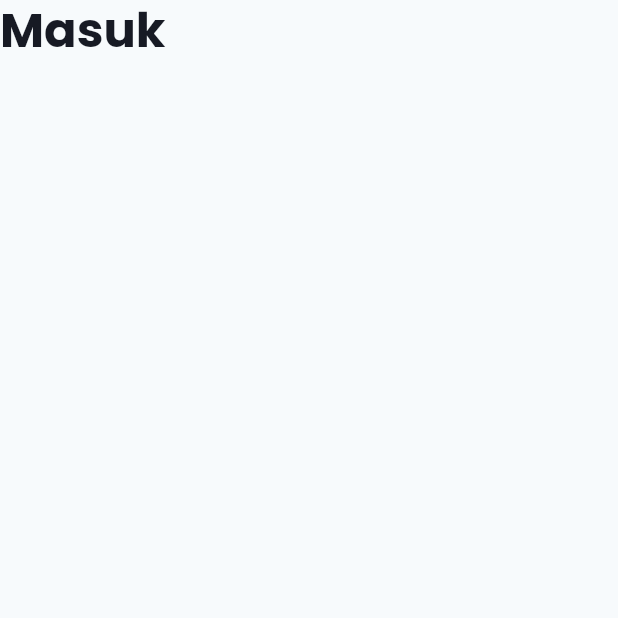
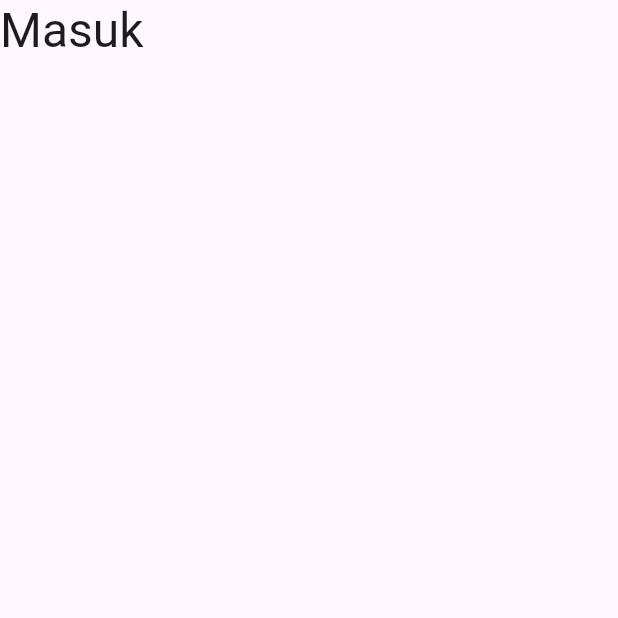
Before and after one commit to bayurkp/pesse, a Flutter app: the screen it shows after launch, on a phone screen of 412 x 824 dp, the top half of it. Run offline on Flutter 3.47's test engine with Material 3 defaults, Android fonts, the light colour scheme and no system bars; statements that could not run were skipped.

Commit message:
feat: add themes

```diff
--- a/lib/themes/colors.dart
+++ b/lib/themes/colors.dart
@@ -14,34 +14,28 @@
   static const red = Color(0xFFCC0000);
 
   // Grays
-  static const gray50 = Color(0xFFF7FAFC);
-  static const gray100 = Color(0xFFE5EAFE);
-  static const gray200 = Color(0xFFCED4EE);
-  static const gray300 = Color(0xFFADB5C7);
-  static const gray400 = Color(0xFF8899A6);
-  static const gray500 = Color(0xFF687587);
-  static const gray600 = Color(0xFF4B5563);
-  static const gray700 = Color(0xFF374151);
-  static const gray800 = Color(0xFF1B2631);
-  static const gray900 = Color(0xFF171A24);
+  static const Color gray50 = Color(0xFFFAFAFA);
+  static const Color gray100 = Color(0xFFF5F5F5);
+  static const Color gray200 = Color(0xFFEEEEEE);
+  static const Color gray300 = Color(0xFFE0E0E0);
+  static const Color gray400 = Color(0xFFBDBDBD);
+  static const Color gray500 = Color(0xFF9E9E9E);
+  static const Color gray600 = Color(0xFF757575);
+  static const Color gray700 = Color(0xFF616161);
+  static const Color gray800 = Color(0xFF424242);
+  static const Color gray900 = Color(0xFF212121);
 
   // General Theme Colors
   static const primary = polynesianBlue;
-  static const onPrimary = black;
+  static const onPrimary = white;
   static const secondary = mikadoYellow;
   static const onSecondary = black;
   static const error = red;
   static const onError = white;
 
   // Light Theme Colors
-  static const lightBackground = white;
-  static const lightOnBackground = black;
-  static const lightSurface = gray50;
-  static const lightOnSurface = gray900;
-
-  // Dark Theme Colors
-  static const darkBackground = gray900;
-  static const darkOnBackground = white;
-  static const darkSurface = gray800;
-  static const darkOnSurface = white;
+  static const background = white;
+  static const onBackground = black;
+  static const surface = gray100;
+  static const onSurface = gray600;
 }
--- /dev/null
+++ b/lib/themes/input_decoration_theme.dart
@@ -0,0 +1,32 @@
+import 'package:flutter/material.dart';
+import 'package:pesse/themes/colors.dart';
+import 'package:pesse/themes/text_theme.dart';
+
+class PesseInputDecorationTheme {
+  PesseInputDecorationTheme._();
+
+  static InputDecorationTheme inputDecorationTheme = InputDecorationTheme(
+    contentPadding: const EdgeInsets.all(20.0),
+    hintStyle: PesseTextTheme.textTheme.bodyMedium!.copyWith(
+      fontWeight: FontWeight.w500,
+    ),
+    fillColor: PesseColors.surface,
+    filled: true,
+    enabledBorder: OutlineInputBorder(
+      borderSide: BorderSide(
+        color: PesseColors.white.withOpacity(0.0),
+      ),
+      borderRadius: const BorderRadius.all(
+        Radius.circular(15.0),
+      ),
+    ),
+    focusedBorder: OutlineInputBorder(
+      borderSide: BorderSide(
+        color: PesseColors.white.withOpacity(0.0),
+      ),
+      borderRadius: const BorderRadius.all(
+        Radius.circular(15.0),
+      ),
+    ),
+  );
+}
--- /dev/null
+++ b/lib/themes/text_button_theme.dart
@@ -0,0 +1,18 @@
+import 'package:flutter/material.dart';
+import 'package:pesse/themes/colors.dart';
+
+class PesseTextButtonTheme {
+  PesseTextButtonTheme._();
+
+  static TextButtonThemeData textButtonTheme = TextButtonThemeData(
+    style: ButtonStyle(
+      shape: MaterialStateProperty.all<RoundedRectangleBorder>(
+        RoundedRectangleBorder(
+          borderRadius: BorderRadius.circular(20.0),
+        ),
+      ),
+      backgroundColor: MaterialStateProperty.all<Color>(PesseColors.primary),
+      foregroundColor: MaterialStateProperty.all<Color>(PesseColors.onPrimary),
+    ),
+  );
+}
--- a/lib/themes/text_theme.dart
+++ b/lib/themes/text_theme.dart
@@ -1,4 +1,5 @@
 import 'package:flutter/material.dart';
+import 'package:pesse/themes/colors.dart';
 
 class PesseTextTheme {
   PesseTextTheme._();
@@ -21,6 +22,7 @@
       fontSize: 32,
       letterSpacing: 0,
       fontWeight: FontWeight.w700,
+      color: PesseColors.primary,
     ),
     headlineMedium: TextStyle(
       fontSize: 28,
@@ -49,6 +51,7 @@
     bodyLarge: TextStyle(
       fontSize: 16,
       letterSpacing: 0.5,
+      color: PesseColors.black,
     ),
     bodyMedium: TextStyle(
       fontSize: 14,
--- a/lib/themes/theme.dart
+++ b/lib/themes/theme.dart
@@ -1,11 +1,13 @@
 import 'package:flutter/material.dart';
 import 'package:pesse/themes/colors.dart';
+import 'package:pesse/themes/input_decoration_theme.dart';
+import 'package:pesse/themes/text_button_theme.dart';
 import 'package:pesse/themes/text_theme.dart';
 
 class PesseTheme {
   PesseTheme._();
 
-  static final lightTheme = ThemeData(
+  static final theme = ThemeData(
     useMaterial3: true,
     fontFamily: 'Poppins',
     colorScheme: const ColorScheme(
@@ -16,30 +18,13 @@
       onSecondary: PesseColors.onSecondary,
       error: PesseColors.error,
       onError: PesseColors.onError,
-      background: PesseColors.lightBackground,
-      onBackground: PesseColors.lightOnBackground,
-      surface: PesseColors.lightSurface,
-      onSurface: PesseColors.lightOnSurface,
+      background: PesseColors.background,
+      onBackground: PesseColors.onBackground,
+      surface: PesseColors.surface,
+      onSurface: PesseColors.onSurface,
     ),
     textTheme: PesseTextTheme.textTheme,
-  );
-
-  static final darkTheme = ThemeData(
-    useMaterial3: true,
-    fontFamily: 'Poppins',
-    colorScheme: const ColorScheme(
-      brightness: Brightness.dark,
-      primary: PesseColors.primary,
-      onPrimary: PesseColors.onPrimary,
-      secondary: PesseColors.secondary,
-      onSecondary: PesseColors.onSecondary,
-      error: PesseColors.error,
-      onError: PesseColors.onError,
-      background: PesseColors.darkBackground,
-      onBackground: PesseColors.darkOnBackground,
-      surface: PesseColors.darkSurface,
-      onSurface: PesseColors.darkOnSurface,
-    ),
-    textTheme: PesseTextTheme.textTheme,
+    textButtonTheme: PesseTextButtonTheme.textButtonTheme,
+    inputDecorationTheme: PesseInputDecorationTheme.inputDecorationTheme,
   );
 }
--- /dev/null
+++ b/lib/themes/theme_extension.dart
@@ -0,0 +1,25 @@
+import 'package:flutter/material.dart';
+import 'package:pesse/themes/colors.dart';
+
+extension ThemeExtension on BuildContext {
+  // Text Theme
+  TextStyle get display => Theme.of(this).textTheme.displayLarge!;
+  TextStyle get displayMedium => Theme.of(this).textTheme.displayMedium!;
+  TextStyle get displaySmall => Theme.of(this).textTheme.displaySmall!;
+  TextStyle get headline => Theme.of(this).textTheme.headlineLarge!;
+  TextStyle get headlineMedium => Theme.of(this).textTheme.headlineMedium!;
+  TextStyle get headlineSmall => Theme.of(this).textTheme.headlineSmall!;
+  TextStyle get title => Theme.of(this).textTheme.titleLarge!;
+  TextStyle get titleMedium => Theme.of(this).textTheme.titleMedium!;
+  TextStyle get titleSmall => Theme.of(this).textTheme.titleSmall!;
+  TextStyle get body => Theme.of(this).textTheme.bodyLarge!;
+  TextStyle get bodyMedium => Theme.of(this).textTheme.bodyMedium!;
+  TextStyle get bodySmall => Theme.of(this).textTheme.bodySmall!;
+  TextStyle get label => Theme.of(this).textTheme.labelLarge!;
+  TextStyle get labelMedium => Theme.of(this).textTheme.labelMedium!;
+  TextStyle get labelSmall => Theme.of(this).textTheme.labelSmall!;
+  TextStyle get link => Theme.of(this).textTheme.bodyLarge!.copyWith(
+        color: PesseColors.primary,
+        fontWeight: FontWeight.bold,
+      );
+}
```
